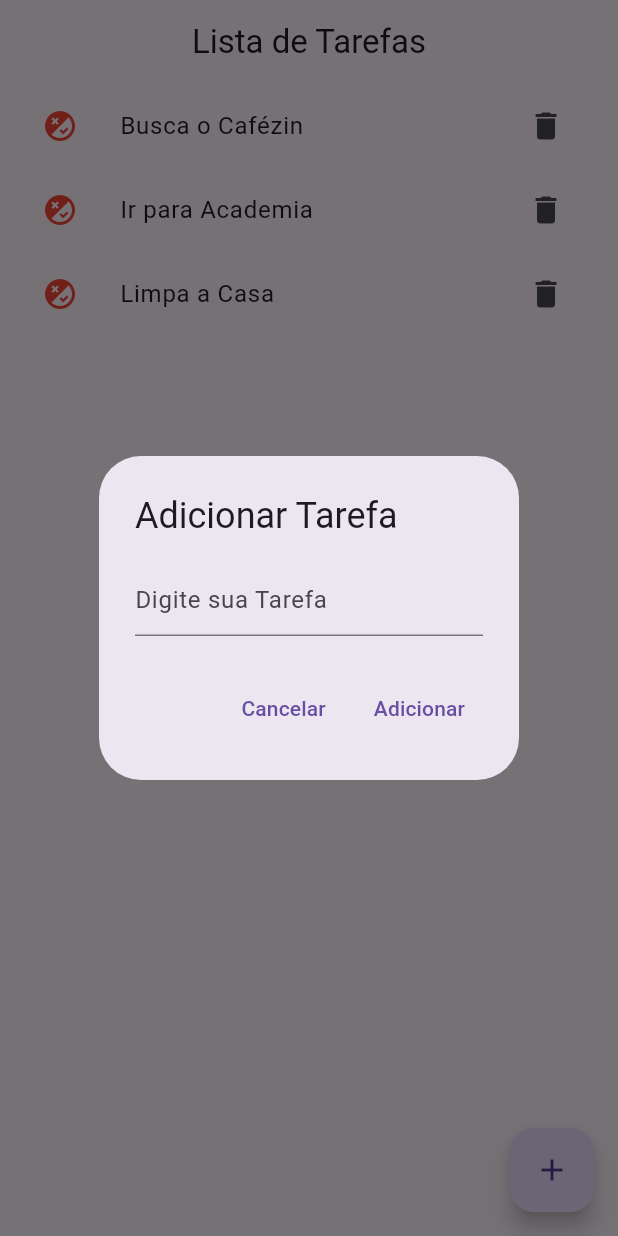
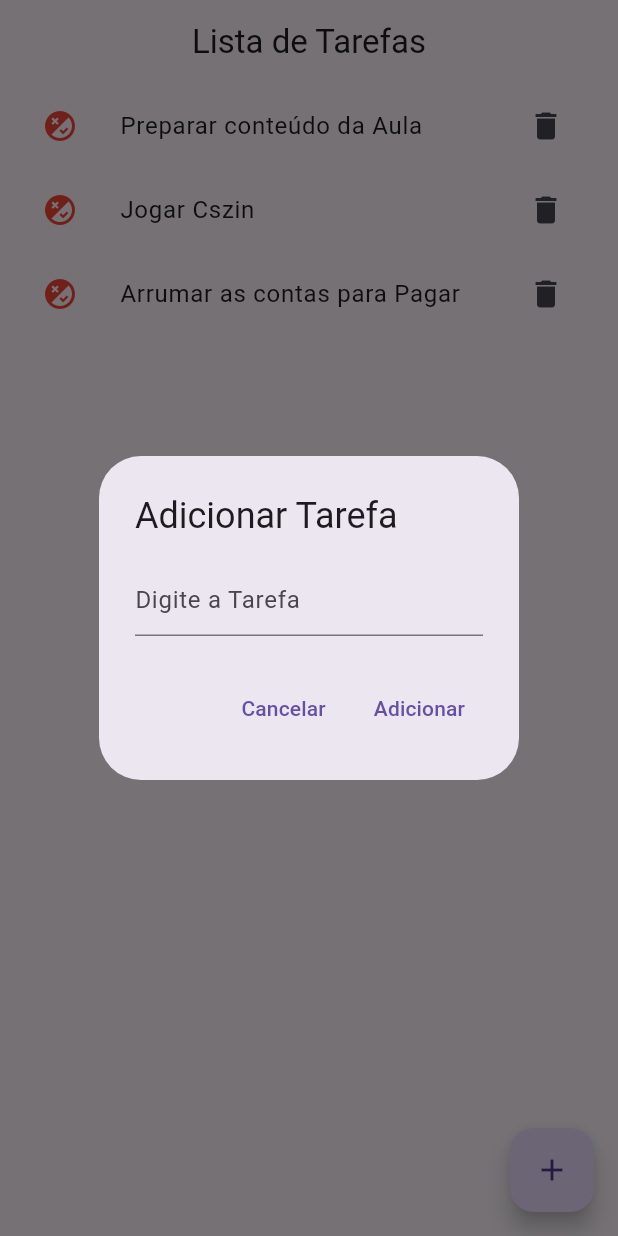
Before and after one commit to KaueSobreira/Lista-de-Tarefas-Mobile, a Flutter app: the screen it shows after launch, after a tap on the "add" icon, on a phone screen of 412 x 824 dp. Run offline on Flutter 3.47's test engine with Material 3 defaults, Android fonts, the phone set to English and light mode, and no system bars.

Commit message:
update: colocando as alterações da Aula de Sabado onde perdi parte por dentista

```diff
--- a/lib/main.dart
+++ b/lib/main.dart
@@ -1,20 +1,21 @@
 import 'package:flutter/material.dart';
 
 void main() {
-  runApp(TaskApp());
+  runApp(const TaskApp());
 }
 
-// Classe responsavel por implementar a abstracao do MaterialAPP
+//Classe Responsável por implementar a abstração de MaterialApp
 class TaskApp extends StatelessWidget {
   const TaskApp({super.key});
 
   @override
-  Widget build(BuildContext context) {
+  Widget build(BuildContext context){
     return MaterialApp(home: TaskListPage());
   }
 }
 
-// Classe responsavel implementar a representação da Pagina dinamica de lista de tarefas
+
+//Classe Responsável por implementar a representação da página Dinâmica de Lista de Tarefas
 class TaskListPage extends StatefulWidget {
   const TaskListPage({super.key});
 
@@ -22,111 +23,99 @@ class TaskListPage extends StatefulWidget {
     State<TaskListPage> createState() => _TaskListPageState();
 }
 
-// classe responsavel implementar o gerenciamento do Estado da TasklistPage
+
+//Classe Responsável por implementar o gerenciamento do Estado da página "TaskListPage"
 class _TaskListPageState extends State<TaskListPage> {
   final List<TaskModel> tasks = [
-    TaskModel(title: "Busca o Cafézin"),
-    TaskModel(title: "Ir para Academia"),
-    TaskModel(title: "Limpa a Casa"),
+    TaskModel(title: "Preparar conteúdo da Aula"),
+    TaskModel(title: "Jogar Cszin"),
+    TaskModel(title: "Arrumar as contas para Pagar"),
   ];
-
 
   @override
   Widget build(BuildContext context) => Scaffold(
       appBar: taskAppBar(),
       floatingActionButton: taskAppFloatingActionButton(),
-      body: taskAppBody(),
+      body: taskAppBody()
     );
 
-  // MNetodo para criar o appBar da Pagina de Lista de Tarefas
-  AppBar taskAppBar(){
-    return AppBar(
-        title: Center(child: Text("Lista de Tarefas"),
-        ),
+
+
+  //Metodo responsabel por criar o AppBar da Pagina Lista de Tarefas
+  AppBar taskAppBar() => AppBar(title: Center(child: Text("Lista de Tarefas")));
+  //Metodo responsabel por criar o FloatingActionButton da Pagina Lista de Tarefas
+  FloatingActionButton taskAppFloatingActionButton() => FloatingActionButton(child: Icon(Icons.add),onPressed: createTaskDialog());
+
+  VoidCallback createTaskDialog(){
+    TextField  textFieldTaskTitle = TextField(
+      controller: TextEditingController(),
+      decoration: InputDecoration(hintText: "Digite a Tarefa")
     );
-  }
 
-  // Segunda opção de fazer a função
-  // AppBar taskAppBar() => AppBar(title: Center(child: Text("Lista de Tarefas")));
-
-  // MNetodo para criar o Botão da Pagina de Lista de Tarefas
-  FloatingActionButton taskAppFloatingActionButton() {
-    return FloatingActionButton(
-        child: Icon(Icons.add),
-        onPressed: createTaskDialog());
-  }
-  VoidCallback createTaskDialog() {
-
-    return () {
+    return (){
       showDialog(
         context: context,
         builder: (context) {
-          return AlertDialog(
-            title: Text("Adicionar Tarefa"),
+          return AlertDialog(title: Text("Adicionar Tarefa"),
             content: Column(
               mainAxisSize: MainAxisSize.min,
               children: [
-                TextField (
-                  decoration: InputDecoration
-                  (hintText: "Digite sua Tarefa"),
-                ),
+                textFieldTaskTitle
               ],
             ),
             actions: [
-              TextButton(onPressed: () {},
-               child: Text("Cancelar")),
-               TextButton(onPressed: () {},
-               child: Text("Adicionar"))
+              TextButton(onPressed: (){
+                Navigator.of(context).pop();
+              }, child: Text("Cancelar")),
+              TextButton(onPressed: (){
+                setState(() {
+                  String taskTitle = textFieldTaskTitle.controller!.text;
+                if (taskTitle.isEmpty) return;
+
+                tasks.add(TaskModel(title: taskTitle));
+                Navigator.of(context).pop();
+                });
+
+
+              }, child: Text("Adicionar")),
             ],
             );
-        });
+        }
+      );
     };
   }
 
-  // Primeira Forma de Escrever
-  // Widget taskAppBody() {
-  //   return Column(
-  //       children: [
-  //         // Dashboard
-  //         // Lista de Tarefas
-  //       ],
-  //     );
-  // }
-
-  // MNetodo para criar o Body para Listar de Tarefas
-  // Segunda Forma de Escrever
-  Widget taskAppBody() => Column(
-        children: [
-          // Dashboard (taskAppDashBoard())
-
-          // Lista de Tarefas
-          Expanded(child:
-              ListView.builder(
+  //Metodo responsabel por criar o conteudo (body) da página Lista de Tarefas
+  Widget taskAppBody() => Column(children: [
+    Expanded(child: ListView.builder(
       itemCount: tasks.length,
       itemBuilder: (context, index) {
         final TaskModel task = tasks[index];
         return ListTile(
           leading: listTileLeadingWidget(task),
           trailing: listItemTrailingWidget(index),
-                    title: Text(task.title));
-                  },
+          title: Text(task.title)
+        );
+      }
     ),
     ),
   ],
   );
 
   IconButton listItemTrailingWidget(int index) {
-    return IconButton(onPressed: () {
+    return IconButton(
+          onPressed: (){
             setState(() {
               tasks.removeAt(index);
             });
           },
-                   icon: Icon(Icons.delete));
+          icon: Icon(Icons.delete)
+        );
   }
 
   IconButton listTileLeadingWidget(TaskModel task) {
     return IconButton(
-                    onPressed: () {
+          onPressed: (){
             setState(() {
               task.changeDoneValue();
             });
@@ -140,8 +129,7 @@ class _TaskListPageState extends State<TaskListPage> {
   }
 }
 
-
-class TaskModel {
+class TaskModel{
   String title;
   bool done;
 
```
Lines whose indentation alone changed are shown as unchanged.
